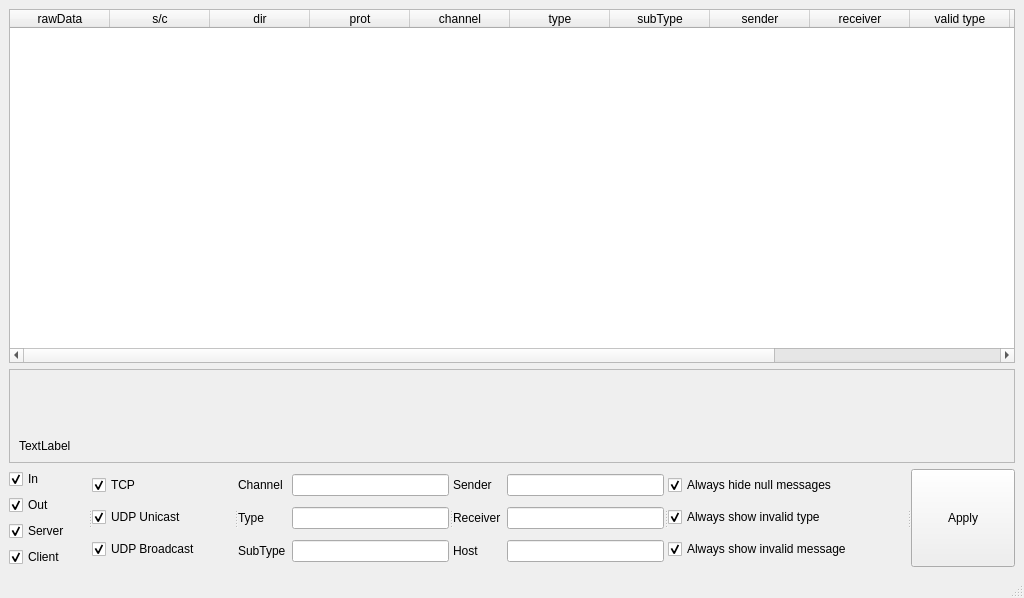
Qt form tmChatGruppe4/dataelementviewer.ui (miiisch/TM2011C1.4) before a commit.
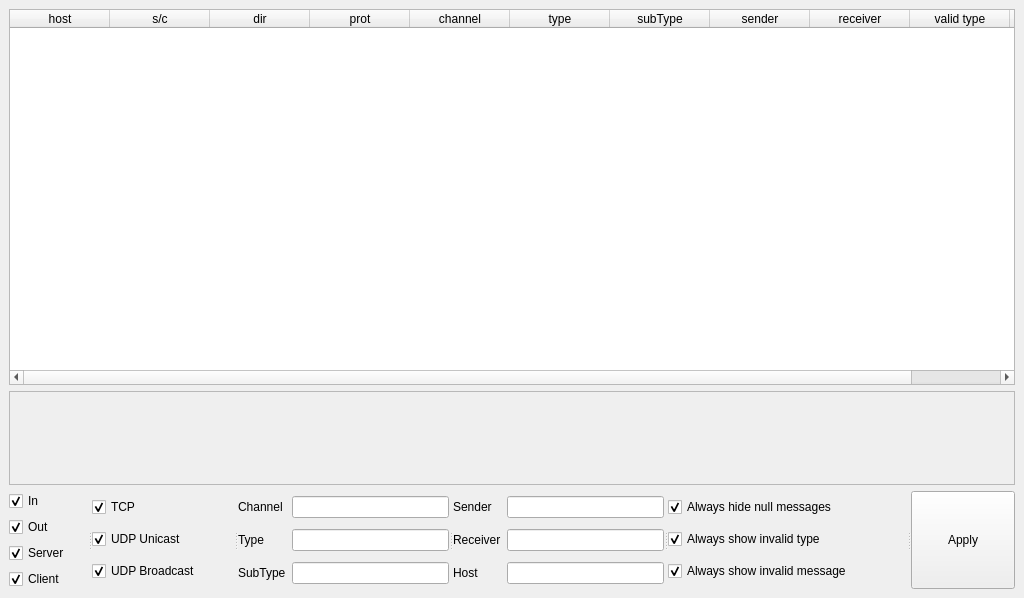
The same form after that commit.

Commit message: change dataelementviewer part 2

```diff
--- a/tmChatGruppe4/dataelementviewer.ui
+++ b/tmChatGruppe4/dataelementviewer.ui
@@ -31,7 +31,7 @@
       </attribute>
       <column>
        <property name="text">
-        <string>rawData</string>
+        <string>host</string>
        </property>
       </column>
       <column>
@@ -79,21 +79,11 @@
         <string>valid type</string>
        </property>
       </column>
-      <column>
-       <property name="text">
-        <string>message</string>
-       </property>
-      </column>
       <column>
        <property name="text">
         <string>valid message</string>
        </property>
       </column>
-      <column>
-       <property name="text">
-        <string>host</string>
-       </property>
-      </column>
      </widget>
     </item>
     <item>
@@ -116,7 +106,7 @@
          <x>0</x>
          <y>0</y>
          <width>1004</width>
-         <height>108</height>
+         <height>104</height>
         </rect>
        </property>
        <layout class="QVBoxLayout" name="verticalLayout_5">
@@ -159,7 +149,7 @@
         <item>
          <widget class="QLabel" name="label_7">
           <property name="text">
-           <string>TextLabel</string>
+           <string/>
           </property>
          </widget>
         </item>
@@ -364,17 +354,6 @@
     </item>
    </layout>
   </widget>
-  <widget class="QMenuBar" name="menubar">
-   <property name="geometry">
-    <rect>
-     <x>0</x>
-     <y>0</y>
-     <width>1024</width>
-     <height>26</height>
-    </rect>
-   </property>
-  </widget>
-  <widget class="QStatusBar" name="statusbar"/>
  </widget>
  <resources/>
  <connections/>
```
Left out of the diff: 2 changed lines with no effect on the pictures. The commit also changes 4 other files.
